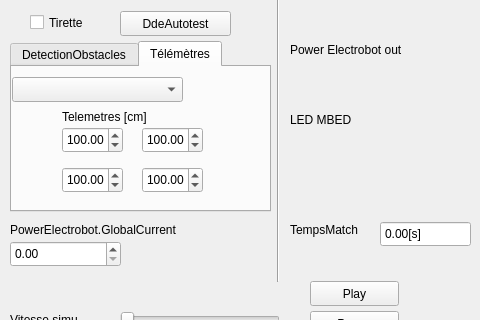
First picture: the form in PluginModules/Simulia/ihm_Simulia.ui, repository CRLG/LABOTBOX, before the edit; both pictures show x 0 to 480 and y 125 to 445 of the 641 by 626 pixel window.
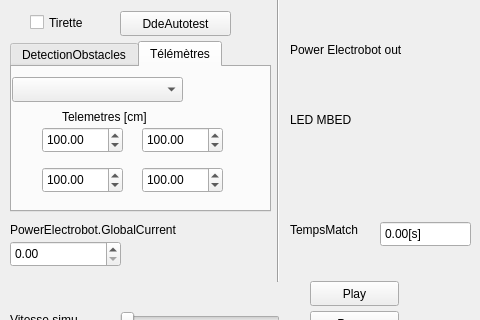
Second picture: the form after the edit. The open tabs and pages were chosen to show the change. Custom widgets are drawn as their Qt base class.

Commit message:
#49 Remplacement spinbox grisées par readOnly
Pour l'approche de la 50aine des membres du club ;-)

Diff of the .ui file:
```diff
--- a/PluginModules/Simulia/ihm_Simulia.ui
+++ b/PluginModules/Simulia/ihm_Simulia.ui
@@ -706,9 +706,9 @@
      <widget class="QDoubleSpinBox" name="Telemetre_ARG">
       <property name="geometry">
        <rect>
-        <x>50</x>
+        <x>30</x>
         <y>100</y>
-        <width>61</width>
+        <width>81</width>
         <height>26</height>
        </rect>
       </property>
@@ -724,7 +724,7 @@
        <rect>
         <x>130</x>
         <y>100</y>
-        <width>61</width>
+        <width>81</width>
         <height>26</height>
        </rect>
       </property>
@@ -766,7 +766,7 @@
        <rect>
         <x>130</x>
         <y>60</y>
-        <width>61</width>
+        <width>81</width>
         <height>26</height>
        </rect>
       </property>
@@ -780,9 +780,9 @@
      <widget class="QDoubleSpinBox" name="Telemetre_AVG">
       <property name="geometry">
        <rect>
-        <x>50</x>
+        <x>30</x>
         <y>60</y>
-        <width>61</width>
+        <width>81</width>
         <height>26</height>
        </rect>
       </property>
```
Left out of the diff: 12 changed lines with no effect on the pictures. The commit also changes 1 other file.
